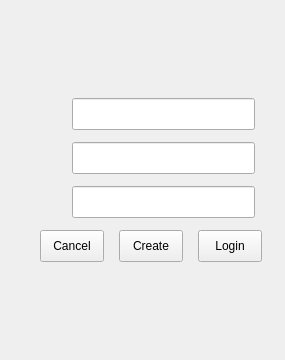
delta1037/deltaNote, file deltaNote_client/login.ui: the form before one commit.
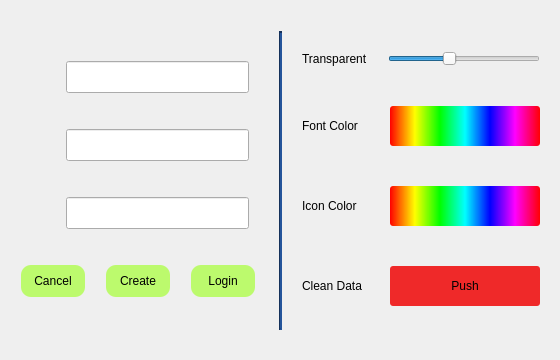
The form after the commit. Icons and pictures are not drawn.

The edit to the form file:
```diff
--- a/deltaNote_client/login.ui
+++ b/deltaNote_client/login.ui
@@ -6,34 +6,34 @@
    <rect>
     <x>0</x>
     <y>0</y>
-    <width>285</width>
+    <width>560</width>
     <height>360</height>
    </rect>
   </property>
   <property name="minimumSize">
    <size>
-    <width>280</width>
+    <width>560</width>
     <height>360</height>
    </size>
   </property>
   <property name="maximumSize">
    <size>
-    <width>285</width>
+    <width>560</width>
     <height>360</height>
    </size>
   </property>
   <property name="windowTitle">
    <string>Dialog</string>
   </property>
-  <layout class="QVBoxLayout" name="verticalLayout_2">
+  <layout class="QHBoxLayout" name="horizontalLayout_9">
    <property name="spacing">
-    <number>12</number>
+    <number>20</number>
    </property>
    <property name="leftMargin">
     <number>20</number>
    </property>
    <property name="topMargin">
-    <number>30</number>
+    <number>31</number>
    </property>
    <property name="rightMargin">
     <number>20</number>
@@ -43,6 +43,9 @@
    </property>
    <item>
     <layout class="QVBoxLayout" name="verticalLayout">
+     <property name="spacing">
+      <number>6</number>
+     </property>
      <item>
       <layout class="QHBoxLayout" name="horizontalLayout_2">
        <property name="rightMargin">
@@ -229,16 +232,19 @@
      <item>
       <layout class="QHBoxLayout" name="horizontalLayout">
        <property name="spacing">
-        <number>15</number>
-       </property>
-       <property name="leftMargin">
         <number>20</number>
        </property>
+       <property name="leftMargin">
+        <number>0</number>
+       </property>
+       <property name="rightMargin">
+        <number>0</number>
+       </property>
        <item>
         <widget class="QPushButton" name="cancel">
          <property name="minimumSize">
           <size>
-           <width>64</width>
+           <width>0</width>
            <height>32</height>
           </size>
          </property>
@@ -248,16 +254,23 @@
            <height>32</height>
           </size>
          </property>
+         <property name="styleSheet">
+          <string notr="true">border-radius:10px;
+background-color: rgb(188, 250, 109);</string>
+         </property>
          <property name="text">
           <string>Cancel</string>
          </property>
+         <property name="flat">
+          <bool>false</bool>
+         </property>
         </widget>
        </item>
        <item>
         <widget class="QPushButton" name="creteNewUser">
          <property name="minimumSize">
           <size>
-           <width>64</width>
+           <width>0</width>
            <height>32</height>
           </size>
          </property>
@@ -267,6 +280,10 @@
            <height>32</height>
           </size>
          </property>
+         <property name="styleSheet">
+          <string notr="true">border-radius:10px;
+background-color: rgb(188, 250, 109);</string>
+         </property>
          <property name="text">
           <string>Create</string>
          </property>
@@ -279,7 +296,7 @@
         <widget class="QPushButton" name="Login">
          <property name="minimumSize">
           <size>
-           <width>64</width>
+           <width>0</width>
            <height>32</height>
           </size>
          </property>
@@ -289,6 +306,10 @@
            <height>32</height>
           </size>
          </property>
+         <property name="styleSheet">
+          <string notr="true">border-radius:10px;
+background-color: rgb(188, 250, 109);</string>
+         </property>
          <property name="text">
           <string>Login</string>
          </property>
@@ -301,6 +322,164 @@
      </item>
     </layout>
    </item>
+   <item>
+    <widget class="Line" name="line">
+     <property name="minimumSize">
+      <size>
+       <width>0</width>
+       <height>0</height>
+      </size>
+     </property>
+     <property name="styleSheet">
+      <string notr="true">background-color: rgb(32, 74, 135);</string>
+     </property>
+     <property name="lineWidth">
+      <number>2</number>
+     </property>
+     <property name="orientation">
+      <enum>Qt::Vertical</enum>
+     </property>
+    </widget>
+   </item>
+   <item>
+    <layout class="QVBoxLayout" name="verticalLayout_2">
+     <item>
+      <layout class="QHBoxLayout" name="horizontalLayout_5">
+       <item>
+        <widget class="QLabel" name="transparentLabel">
+         <property name="text">
+          <string>Transparent</string>
+         </property>
+        </widget>
+       </item>
+       <item>
+        <widget class="QSlider" name="transparent">
+         <property name="maximum">
+          <number>255</number>
+         </property>
+         <property name="singleStep">
+          <number>5</number>
+         </property>
+         <property name="pageStep">
+          <number>25</number>
+         </property>
+         <property name="value">
+          <number>100</number>
+         </property>
+         <property name="sliderPosition">
+          <number>100</number>
+         </property>
+         <property name="orientation">
+          <enum>Qt::Horizontal</enum>
+         </property>
+        </widget>
+       </item>
+      </layout>
+     </item>
+     <item>
+      <layout class="QHBoxLayout" name="horizontalLayout_6">
+       <item>
+        <widget class="QLabel" name="fontColorLabel">
+         <property name="text">
+          <string>Font Color</string>
+         </property>
+        </widget>
+       </item>
+       <item>
+        <widget class="QPushButton" name="chooseFontColor">
+         <property name="minimumSize">
+          <size>
+           <width>150</width>
+           <height>40</height>
+          </size>
+         </property>
+         <property name="maximumSize">
+          <size>
+           <width>150</width>
+           <height>16777215</height>
+          </size>
+         </property>
+         <property name="styleSheet">
+          <string notr="true">border-radius:3px;
+background-color: qlineargradient(spread:pad, x1:0, y1:0, x2:1, y2:0, stop:0 rgba(255, 0, 0, 255), stop:0.166 rgba(255, 255, 0, 255), stop:0.333 rgba(0, 255, 0, 255), stop:0.5 rgba(0, 255, 255, 255), stop:0.666 rgba(0, 0, 255, 255), stop:0.833 rgba(255, 0, 255, 255), stop:1 rgba(255, 0, 0, 255));</string>
+         </property>
+         <property name="text">
+          <string/>
+         </property>
+        </widget>
+       </item>
+      </layout>
+     </item>
+     <item>
+      <layout class="QHBoxLayout" name="horizontalLayout_7">
+       <item>
+        <widget class="QLabel" name="IconColorLabel">
+         <property name="text">
+          <string>Icon Color</string>
+         </property>
+        </widget>
+       </item>
+       <item>
+        <widget class="QPushButton" name="chooseIconColor">
+         <property name="minimumSize">
+          <size>
+           <width>150</width>
+           <height>40</height>
+          </size>
+         </property>
+         <property name="maximumSize">
+          <size>
+           <width>150</width>
+           <height>16777215</height>
+          </size>
+         </property>
+         <property name="styleSheet">
+          <string notr="true">background-color: qlineargradient(spread:pad, x1:0, y1:0, x2:1, y2:0, stop:0 rgba(255, 0, 0, 255), stop:0.166 rgba(255, 255, 0, 255), stop:0.333 rgba(0, 255, 0, 255), stop:0.5 rgba(0, 255, 255, 255), stop:0.666 rgba(0, 0, 255, 255), stop:0.833 rgba(255, 0, 255, 255), stop:1 rgba(255, 0, 0, 255));
+border-radius:3px;</string>
+         </property>
+         <property name="text">
+          <string/>
+         </property>
+        </widget>
+       </item>
+      </layout>
+     </item>
+     <item>
+      <layout class="QHBoxLayout" name="horizontalLayout_8">
+       <item>
+        <widget class="QLabel" name="clearDataLabel">
+         <property name="text">
+          <string>Clean Data</string>
+         </property>
+        </widget>
+       </item>
+       <item>
+        <widget class="QPushButton" name="clearData">
+         <property name="minimumSize">
+          <size>
+           <width>150</width>
+           <height>40</height>
+          </size>
+         </property>
+         <property name="maximumSize">
+          <size>
+           <width>150</width>
+           <height>16777215</height>
+          </size>
+         </property>
+         <property name="styleSheet">
+          <string notr="true">background-color: rgb(239, 41, 41);
+border-radius:3px;</string>
+         </property>
+         <property name="text">
+          <string>Push</string>
+         </property>
+        </widget>
+       </item>
+      </layout>
+     </item>
+    </layout>
+   </item>
   </layout>
  </widget>
  <resources>
```
